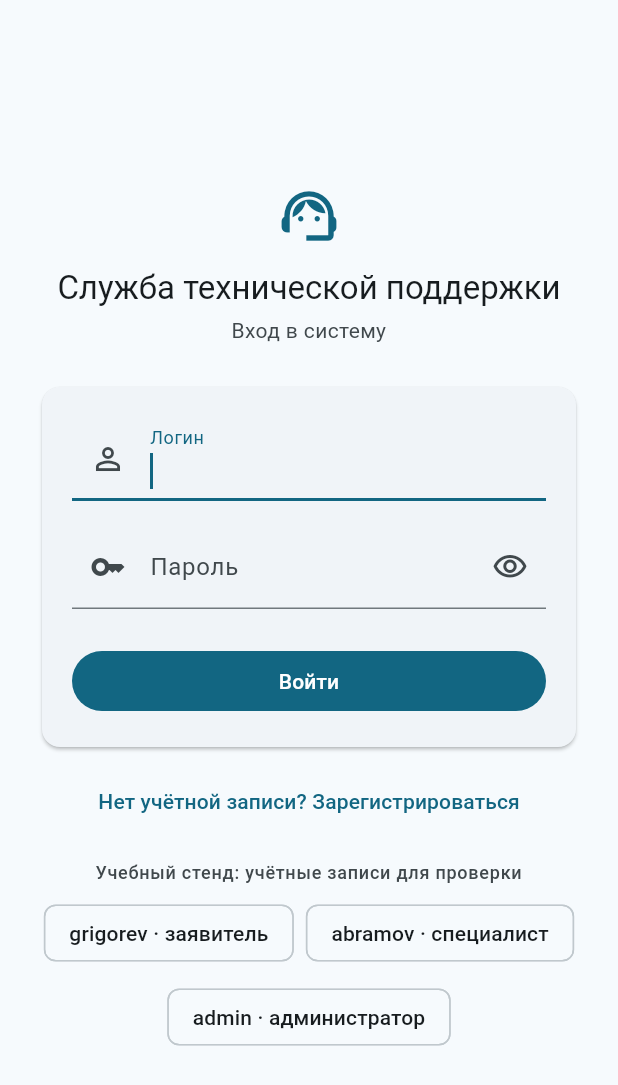
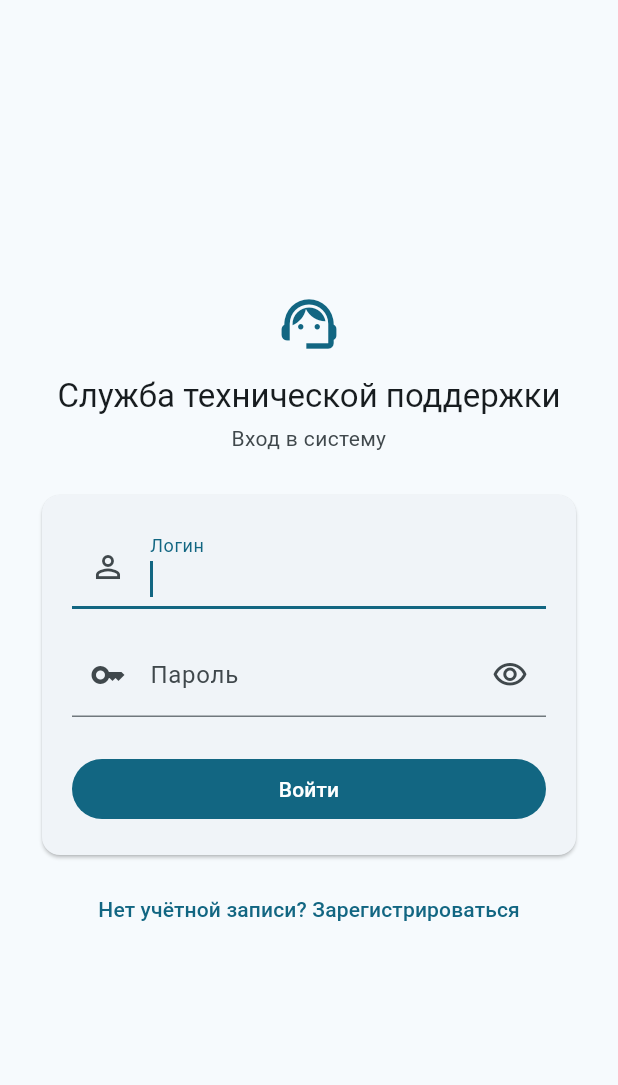
Before and after one commit to Rashid05123/service_desk, a Flutter app: the screen it shows after launch, on a phone screen of 412 x 824 dp. Shown: the top 1085 px of the screen. Run offline on Flutter 3.47's test engine with Material 3 defaults, Android fonts, the phone set to English and light mode, and no system bars; our stand-ins replace dio, go_router, shared_preferences; accounts and stored records are empty.

Commit message:
Экран входа без подсказок учётных записей
Под формой входа были перечислены логины и пароли учётных записей для
проверки. Задание такого не требует, а на экране входа подсказка
с паролями противоречит самой теме работы. Учётные записи для проверки
остаются в README и в разделе 8 контракта API.

```diff
--- a/lib/screens/login_screen.dart
+++ b/lib/screens/login_screen.dart
@@ -26,13 +26,6 @@ class _LoginScreenState extends State<LoginScreen> {
   bool _obscure = true;
   bool _submitting = false;
   String? _error;
-
-  /// Учётные записи учебного сервера, по одной на роль.
-  static const _demoAccounts = [
-    (username: 'grigorev', password: 'grigorev123', role: 'заявитель'),
-    (username: 'abramov', password: 'abramov123', role: 'специалист'),
-    (username: 'admin', password: 'admin123', role: 'администратор'),
-  ];
 
   @override
   void dispose() {
@@ -193,31 +186,6 @@ class _LoginScreenState extends State<LoginScreen> {
                   ),
                   child: const Text('Нет учётной записи? Зарегистрироваться'),
                 ),
-                const SizedBox(height: 16),
-                Text(
-                  'Учебный стенд: учётные записи для проверки',
-                  textAlign: TextAlign.center,
-                  style: theme.textTheme.labelMedium?.copyWith(
-                    color: scheme.onSurfaceVariant,
-                  ),
-                ),
-                const SizedBox(height: 8),
-                Wrap(
-                  alignment: WrapAlignment.center,
-                  spacing: 8,
-                  runSpacing: 8,
-                  children: [
-                    for (final account in _demoAccounts)
-                      ActionChip(
-                        label: Text('${account.username} · ${account.role}'),
-                        onPressed: () => setState(() {
-                          _username.text = account.username;
-                          _password.text = account.password;
-                          _error = null;
-                        }),
-                      ),
-                  ],
-                ),
               ],
             ),
           ),
```
